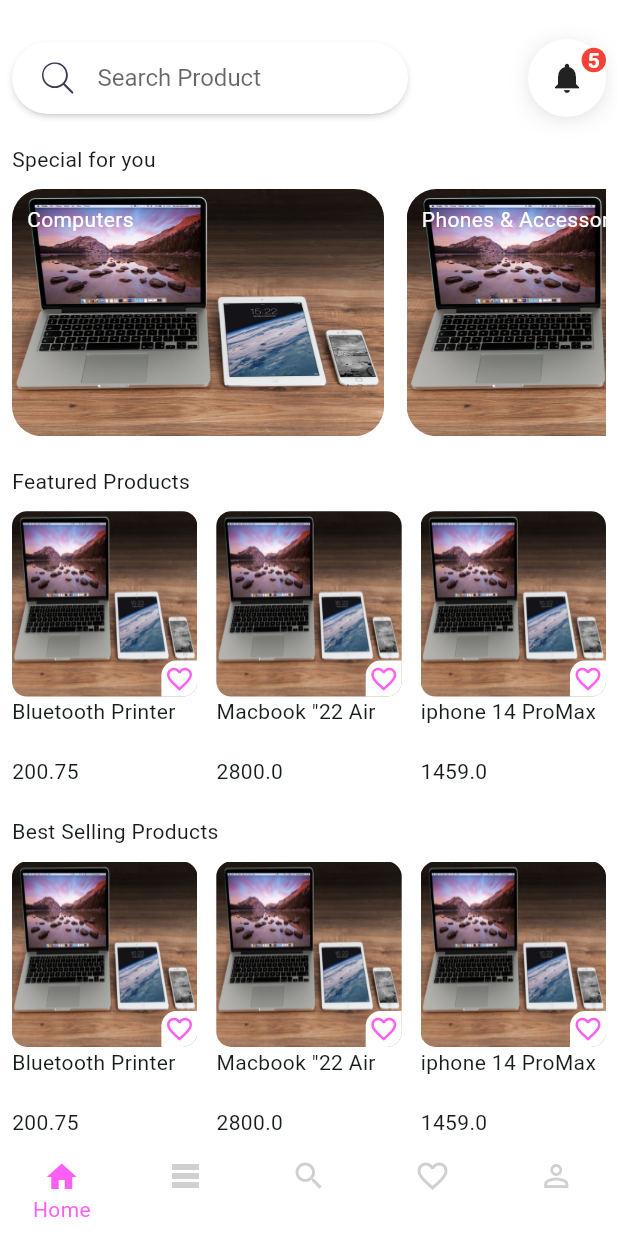
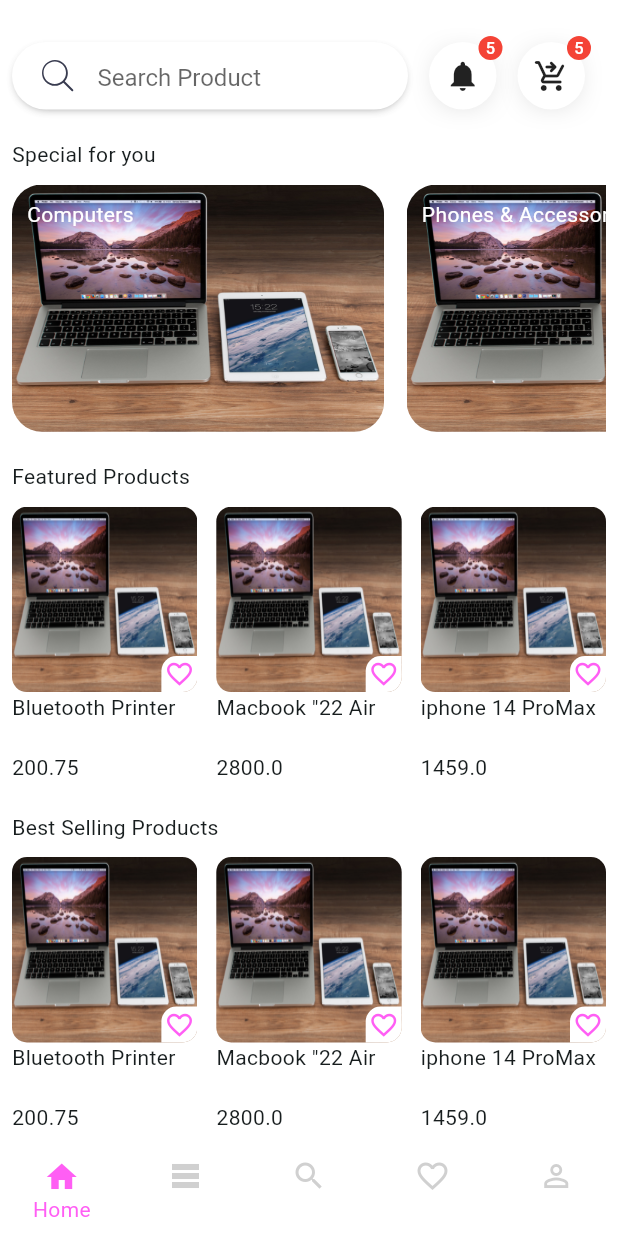
Before and after one commit to A-RR3/ecommerce, a Flutter app: the screen it shows after launch, on a phone screen of 412 x 824 dp. Run offline on Flutter 3.47's test engine with Material 3 defaults, Android fonts, the light colour scheme and no system bars; our stand-ins replace flutter_animate, flutter_svg, gap, get, google_fonts, page_transition and 1 more; missing offline and left inert: svg_flutter.

Commit message:
added badge

```diff
--- a/lib/feasures/home/home.screen.dart
+++ b/lib/feasures/home/home.screen.dart
@@ -22,7 +22,11 @@
         padding: const EdgeInsets.all(8.0),
         child: Column(
           children: [
-            const SearchHeader(widget: ProductsCircle()),
+            const SearchHeader(
+                cart: BadgedContainer(
+                    icon: Icon(Icons.shopping_cart_checkout_rounded)),
+                notifications:
+                    BadgedContainer(icon: Icon(Icons.notifications))),
             Expanded(
                 child: SingleChildScrollView(
               scrollDirection: Axis.vertical,
--- a/lib/feasures/home/widgets/products.circle.widget.dart
+++ b/lib/feasures/home/widgets/products.circle.widget.dart
@@ -1,16 +1,17 @@
 import 'package:flutter/material.dart';
 
-class ProductsCircle extends StatelessWidget {
-  const ProductsCircle({super.key});
+class BadgedContainer extends StatelessWidget {
+  const BadgedContainer({super.key, required this.icon});
+  final Icon icon;
 
   @override
   Widget build(BuildContext context) {
-    return Stack(
-      children: [
-        Container(
+    return Badge(
+      label: const Text('5'),
+      child: Container(
         alignment: Alignment.center,
-          height: 52,
-          width: 52,
+        height: 45,
+        width: 45,
         decoration: BoxDecoration(
             color: Colors.white,
             shape: BoxShape.circle,
@@ -22,27 +23,8 @@
                   blurStyle: BlurStyle.outer,
                   color: Theme.of(context).colorScheme.secondary)
             ]),
-          child: const Icon(Icons.notifications),
+        child:  icon,
       ),
-        Positioned(
-          top: 0,
-          right: 0,
-          child: Container(
-            padding: const EdgeInsets.all(4.0),
-            decoration: const BoxDecoration(
-              color: Colors.red,
-              shape: BoxShape.circle,
-            ),
-            child: const Text(
-              '5',
-              style: TextStyle(
-                color: Colors.white,
-                fontWeight: FontWeight.bold,
-              ),
-            ),
-          ),
-        ),
-      ],
     );
   }
 }
--- a/lib/feasures/products/screens/search.product.screen.dart
+++ b/lib/feasures/products/screens/search.product.screen.dart
@@ -22,11 +22,11 @@
           child: Column(
             children: [
               SearchHeader(
-                  widget: Container(
+                  filter: Container(
                 padding: const EdgeInsets.all(5),
                 alignment: Alignment.center,
-                height: 52,
-                width: 52,
+                height: 45,
+                width: 45,
                 decoration: BoxDecoration(
                     borderRadius: BorderRadius.circular(20),
                     color: Colors.white,
--- a/lib/widgets/search.header.dart
+++ b/lib/widgets/search.header.dart
@@ -2,8 +2,10 @@
 import 'package:flutter/material.dart';
 
 class SearchHeader extends StatelessWidget {
-  const SearchHeader({super.key, this.widget});
-  final Widget? widget;
+  const SearchHeader({super.key, this.notifications, this.cart, this.filter});
+  final Widget? notifications;
+  final Widget? cart;
+  final Widget? filter;
 
   @override
   Widget build(BuildContext context) {
@@ -13,12 +15,18 @@
           flex: 2,
           child: MySearchBar(hint: "Search Product"),
         ),
-        widget != null
+        notifications != null
             ? Flexible(
                 child: Row(
-                    mainAxisAlignment: MainAxisAlignment.end,
-                    children: [widget!]))
-            : const Text('')
+                    mainAxisAlignment: MainAxisAlignment.spaceEvenly,
+                    children: [notifications!, cart!]))
+            : filter != null
+                ? Flexible(
+                    child: Align(
+                    alignment: Alignment.centerRight,
+                    child: filter!,
+                  ))
+                : const Text('')
       ],
     );
   }
--- a/lib/widgets/search_bar.dart
+++ b/lib/widgets/search_bar.dart
@@ -11,6 +11,7 @@
   @override
   Widget build(BuildContext context) {
     return Container(
+      height: 45,
       margin: const EdgeInsets.symmetric(vertical: 20),
       padding: const EdgeInsets.symmetric(
         horizontal: 20,
```
Lines whose indentation alone changed are shown as unchanged.
